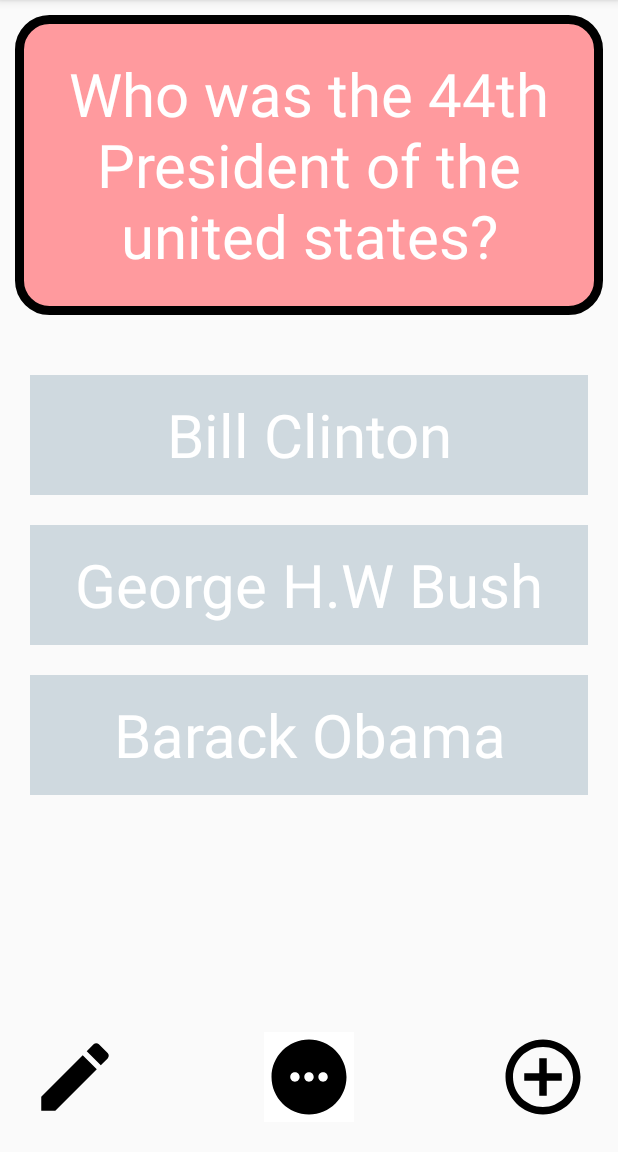
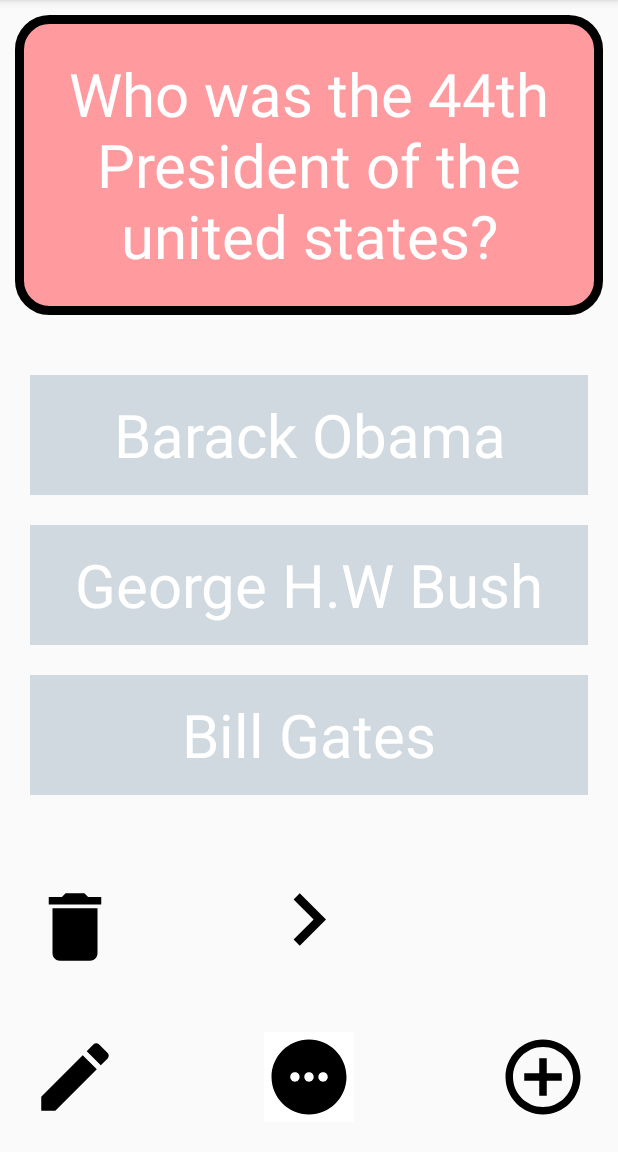
Before and after one commit to Opeyeoluwa/FlashCard-App, an Android app: the screen it shows after launch (MainActivity), on a phone screen of 412 x 824 dp, the part 84-1236 px from its top. Run offline under Robolectric (Android 15) with nearby library versions, the phone set to English and light mode, and no system bars; our stand-ins replace Room's generated code.

Commit message:
complete app update

```diff
--- a/app/build.gradle
+++ b/app/build.gradle
@@ -1,6 +1,7 @@
 plugins {
     id 'com.android.application'
     id 'org.jetbrains.kotlin.android'
+    id 'kotlin-kapt'
 }
 
 android {
@@ -40,4 +41,7 @@
     testImplementation 'junit:junit:4.13.2'
     androidTestImplementation 'androidx.test.ext:junit:1.1.3'
     androidTestImplementation 'androidx.test.espresso:espresso-core:3.4.0'
+    def room_version = "2.4.2"
+    implementation "androidx.room:room-ktx:$room_version"
+    kapt "androidx.room:room-compiler:$room_version"
 }
--- /dev/null
+++ b/app/src/main/java/com/example/flashcard/AppDatabase.kt
@@ -0,0 +1,12 @@
+package com.example.flashcard
+
+import androidx.room.Database
+import androidx.room.RoomDatabase
+import com.example.flashcard.Flashcard
+import com.example.flashcard.FlashcardDao
+
+@Database(entities = [Flashcard::class], version = 1)
+
+abstract class AppDatabase : RoomDatabase() {
+    abstract fun flashcardDao(): FlashcardDao
+}
--- /dev/null
+++ b/app/src/main/java/com/example/flashcard/FlashcardDao.kt
@@ -0,0 +1,23 @@
+package com.example.flashcard
+
+import androidx.room.Dao
+import androidx.room.Delete
+import androidx.room.Insert
+import androidx.room.OnConflictStrategy
+import androidx.room.Query
+import androidx.room.Update
+
+@Dao
+interface FlashcardDao {
+    @Query("SELECT * FROM flashcard")
+    fun getAll(): List<Flashcard>
+
+    @Insert
+    fun insertAll(vararg flashcards: Flashcard)
+
+    @Delete
+    fun delete(flashcard: Flashcard)
+
+    @Update(onConflict = OnConflictStrategy.REPLACE)
+    fun update(flashcard: Flashcard)
+}
--- /dev/null
+++ b/app/src/main/java/com/example/flashcard/FlashcardDatabase.kt
@@ -0,0 +1,52 @@
+package com.example.flashcard
+
+import android.content.Context
+import androidx.room.Room
+
+class FlashcardDatabase internal constructor(context: Context) {
+
+    private val db: AppDatabase
+
+    fun initFirstCard() {
+        if (db.flashcardDao().getAll().isEmpty()) {
+            insertCard(Flashcard("Who is the 44th President of the United States", "Barack Obama"))
+        }
+    }
+
+    fun getAllCards(): List<Flashcard> {
+        return db.flashcardDao().getAll()
+    }
+
+    fun insertCard(flashcard: Flashcard) {
+        db.flashcardDao().insertAll(flashcard)
+    }
+
+    fun deleteCard(flashcardQuestion: String) {
+        val allCards = db.flashcardDao().getAll()
+        for (card in allCards) {
+            if (card.question == flashcardQuestion) {
+                db.flashcardDao().delete(card)
+            }
+        }
+    }
+
+    fun updateCard(flashcard: Flashcard) {
+        db.flashcardDao().update(flashcard)
+    }
+
+    fun deleteAll() {
+        for (flashcard in db.flashcardDao().getAll()) {
+            db.flashcardDao().delete(flashcard)
+        }
+    }
+
+    init {
+        db = Room.databaseBuilder(
+            context.applicationContext,
+            AppDatabase::class.java, "flashcard-database"
+        )
+            .allowMainThreadQueries()
+            .fallbackToDestructiveMigration()
+            .build()
+    }
+}
--- /dev/null
+++ b/app/src/main/res/drawable/ic_baseline_delete_24.xml
@@ -0,0 +1,5 @@
+<vector android:autoMirrored="true" android:height="60dp"
+    android:tint="#000000" android:viewportHeight="24"
+    android:viewportWidth="24" android:width="60dp" xmlns:android="http://schemas.android.com/apk/res/android">
+    <path android:fillColor="@android:color/white" android:pathData="M6,19c0,1.1 0.9,2 2,2h8c1.1,0 2,-0.9 2,-2V7H6v12zM19,4h-3.5l-1,-1h-5l-1,1H5v2h14V4z"/>
+</vector>
--- /dev/null
+++ b/app/src/main/res/drawable/ic_baseline_navigate_next_24.xml
@@ -0,0 +1,5 @@
+<vector android:autoMirrored="true" android:height="70dp"
+    android:tint="#000000" android:viewportHeight="24"
+    android:viewportWidth="24" android:width="70dp" xmlns:android="http://schemas.android.com/apk/res/android">
+    <path android:fillColor="@android:color/white" android:pathData="M10,6L8.59,7.41 13.17,12l-4.58,4.59L10,18l6,-6z"/>
+</vector>
--- a/app/src/main/res/layout/activity_main.xml
+++ b/app/src/main/res/layout/activity_main.xml
@@ -29,7 +29,7 @@
         android:layout_marginTop="450dp"
         android:background="#cfd9df"
         android:gravity="center_horizontal|center_vertical"
-        android:text="Barack Obama"
+        android:text="Bill Gates"
         android:textAlignment="center"
         android:layout_marginLeft="20dp"
         android:layout_marginRight="20dp"
@@ -77,7 +77,7 @@
         android:layout_marginLeft="20dp"
         android:layout_marginRight="20dp"
         android:gravity="center_horizontal|center_vertical"
-        android:text="Bill Clinton"
+        android:text="Barack Obama"
         android:textAlignment="center"
         android:textColor="#ffffff"
         android:textSize="40sp"
@@ -112,4 +112,23 @@
         android:layout_marginBottom="20dp"
         android:src="@drawable/ic_baseline_edit_24" />
 
+    <ImageView
+        android:id="@+id/next_question"
+        android:layout_width="wrap_content"
+        android:layout_height="wrap_content"
+        android:layout_alignParentBottom="true"
+        android:layout_centerHorizontal="true"
+        android:layout_marginBottom="120dp"
+        android:src="@drawable/ic_baseline_navigate_next_24" />
+
+    <ImageView
+        android:id="@+id/delete_question"
+        android:layout_width="wrap_content"
+        android:layout_height="wrap_content"
+        android:layout_alignParentBottom="true"
+        android:layout_alignParentStart="true"
+        android:layout_marginLeft="20dp"
+        android:layout_marginBottom="120dp"
+        android:src="@drawable/ic_baseline_delete_24" />
+
 </RelativeLayout>
```
Also changed, not shown: app/src/main/java/com/example/flashcard/AddCardActivity.kt (+16 -22 lines), app/src/main/java/com/example/flashcard/Flashcard.kt (added, +16 -0 lines), app/src/main/java/com/example/flashcard/MainActivity.kt (+110 -25 lines), app/src/main/res/layout/activity_add_card.xml (+2 -12 lines), 2 other files.
